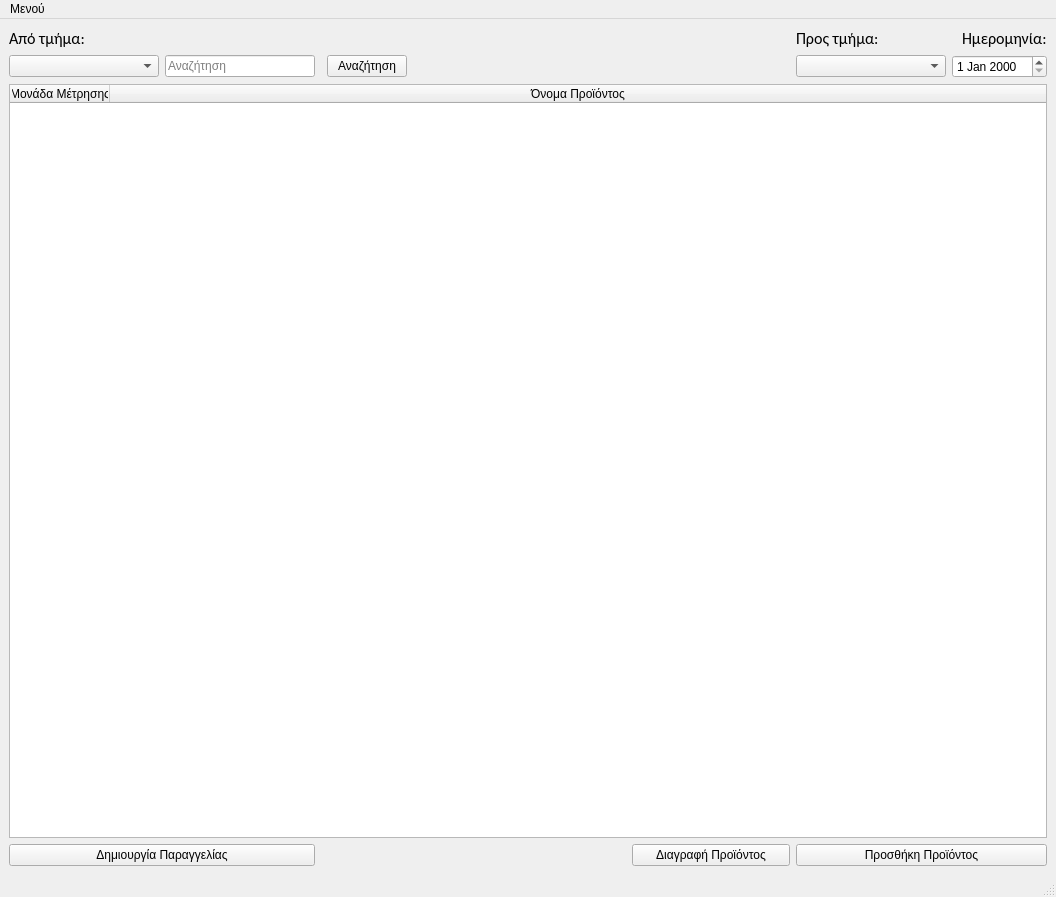
The window that files/UI/mainWindow.ui (Combustiblemon/Hotel-internal-orders) describes before a commit, drawn with Qt 5.
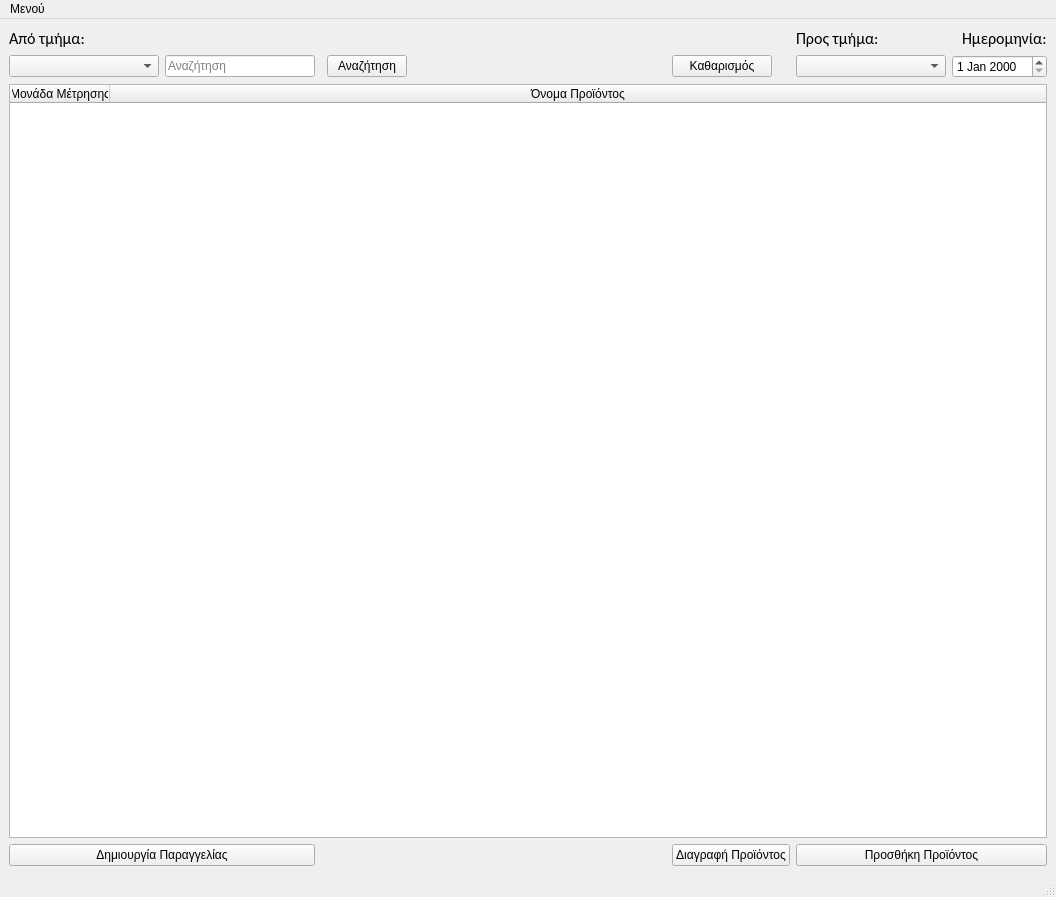
The same window after the commit.

Commit message: added clear button changed the way the template is saved

Diff of the .ui file:
```diff
--- a/files/UI/mainWindow.ui
+++ b/files/UI/mainWindow.ui
@@ -241,6 +241,19 @@
       </property>
      </widget>
     </item>
+    <item row="8" column="4">
+     <widget class="QPushButton" name="clearButton">
+      <property name="maximumSize">
+       <size>
+        <width>100</width>
+        <height>16777215</height>
+       </size>
+      </property>
+      <property name="text">
+       <string>Καθαρισμός</string>
+      </property>
+     </widget>
+    </item>
    </layout>
   </widget>
   <widget class="QMenuBar" name="menubar">
```
Left out of the diff: 4 changed lines with no effect on the pictures. The commit also changes 2 other files.
